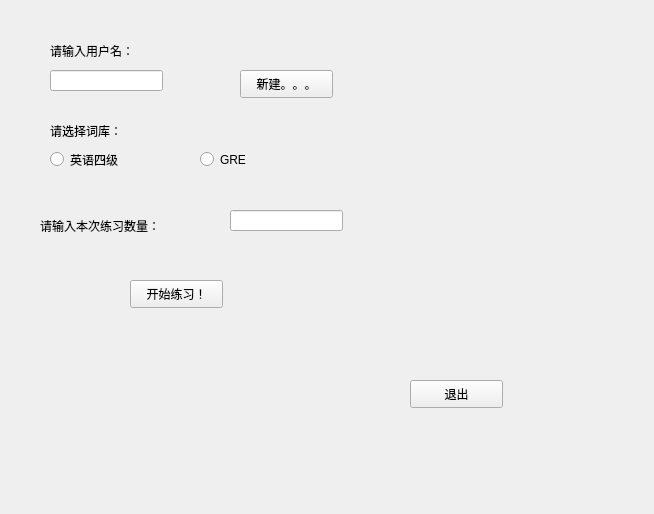
misaka-network10032/class-project_oc-, file menu.ui: the form before one commit.
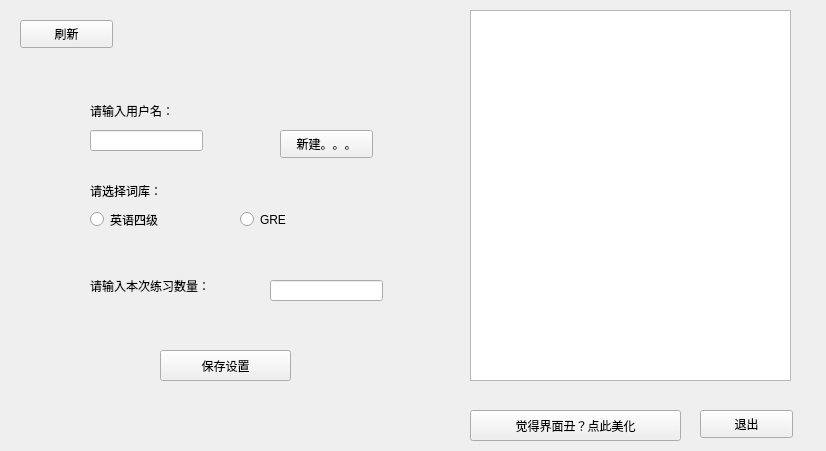
The form after the commit.

The edit to the form file:
```diff
--- a/menu.ui
+++ b/menu.ui
@@ -6,8 +6,8 @@
    <rect>
     <x>0</x>
     <y>0</y>
-    <width>654</width>
-    <height>514</height>
+    <width>826</width>
+    <height>451</height>
    </rect>
   </property>
   <property name="windowTitle">
@@ -16,8 +16,8 @@
   <widget class="QLabel" name="selectlabel">
    <property name="geometry">
     <rect>
-     <x>50</x>
-     <y>120</y>
+     <x>90</x>
+     <y>180</y>
      <width>121</width>
      <height>21</height>
     </rect>
@@ -29,8 +29,8 @@
   <widget class="QRadioButton" name="cet4button">
    <property name="geometry">
     <rect>
-     <x>50</x>
-     <y>150</y>
+     <x>90</x>
+     <y>210</y>
      <width>115</width>
      <height>19</height>
     </rect>
@@ -42,8 +42,8 @@
   <widget class="QRadioButton" name="GREbutton">
    <property name="geometry">
     <rect>
-     <x>200</x>
-     <y>150</y>
+     <x>240</x>
+     <y>210</y>
      <width>115</width>
      <height>19</height>
     </rect>
@@ -55,8 +55,8 @@
   <widget class="QLineEdit" name="numlineEdit">
    <property name="geometry">
     <rect>
-     <x>230</x>
-     <y>210</y>
+     <x>270</x>
+     <y>280</y>
      <width>113</width>
      <height>21</height>
     </rect>
@@ -65,8 +65,8 @@
   <widget class="QLabel" name="numlabel">
    <property name="geometry">
     <rect>
-     <x>40</x>
-     <y>200</y>
+     <x>90</x>
+     <y>260</y>
      <width>161</width>
      <height>51</height>
     </rect>
@@ -78,21 +78,21 @@
   <widget class="QPushButton" name="startbutton">
    <property name="geometry">
     <rect>
-     <x>130</x>
-     <y>280</y>
-     <width>93</width>
-     <height>28</height>
+     <x>160</x>
+     <y>350</y>
+     <width>131</width>
+     <height>31</height>
     </rect>
    </property>
    <property name="text">
-    <string>开始练习！</string>
+    <string>保存设置</string>
    </property>
   </widget>
   <widget class="QPushButton" name="endbutton">
    <property name="geometry">
     <rect>
-     <x>410</x>
-     <y>380</y>
+     <x>700</x>
+     <y>410</y>
      <width>93</width>
      <height>28</height>
     </rect>
@@ -104,8 +104,8 @@
   <widget class="QLabel" name="userlabel">
    <property name="geometry">
     <rect>
-     <x>50</x>
-     <y>40</y>
+     <x>90</x>
+     <y>100</y>
      <width>121</width>
      <height>21</height>
     </rect>
@@ -117,8 +117,8 @@
   <widget class="QLineEdit" name="namelineEdit">
    <property name="geometry">
     <rect>
-     <x>50</x>
-     <y>70</y>
+     <x>90</x>
+     <y>130</y>
      <width>113</width>
      <height>21</height>
     </rect>
@@ -127,8 +127,8 @@
   <widget class="QPushButton" name="newbutton">
    <property name="geometry">
     <rect>
-     <x>240</x>
-     <y>70</y>
+     <x>280</x>
+     <y>130</y>
      <width>93</width>
      <height>28</height>
     </rect>
@@ -137,6 +137,45 @@
     <string>新建。。。</string>
    </property>
   </widget>
+  <widget class="QTableWidget" name="tablewidget">
+   <property name="geometry">
+    <rect>
+     <x>470</x>
+     <y>10</y>
+     <width>321</width>
+     <height>371</height>
+    </rect>
+   </property>
+   <property name="styleSheet">
+    <string notr="true"/>
+   </property>
+  </widget>
+  <widget class="QPushButton" name="rebutton">
+   <property name="geometry">
+    <rect>
+     <x>20</x>
+     <y>20</y>
+     <width>93</width>
+     <height>28</height>
+    </rect>
+   </property>
+   <property name="text">
+    <string>刷新</string>
+   </property>
+  </widget>
+  <widget class="QPushButton" name="betubutton">
+   <property name="geometry">
+    <rect>
+     <x>470</x>
+     <y>410</y>
+     <width>211</width>
+     <height>31</height>
+    </rect>
+   </property>
+   <property name="text">
+    <string>觉得界面丑？点此美化</string>
+   </property>
+  </widget>
  </widget>
  <resources/>
  <connections/>
```
Left out of the diff: 6 changed lines with no effect on the pictures.
